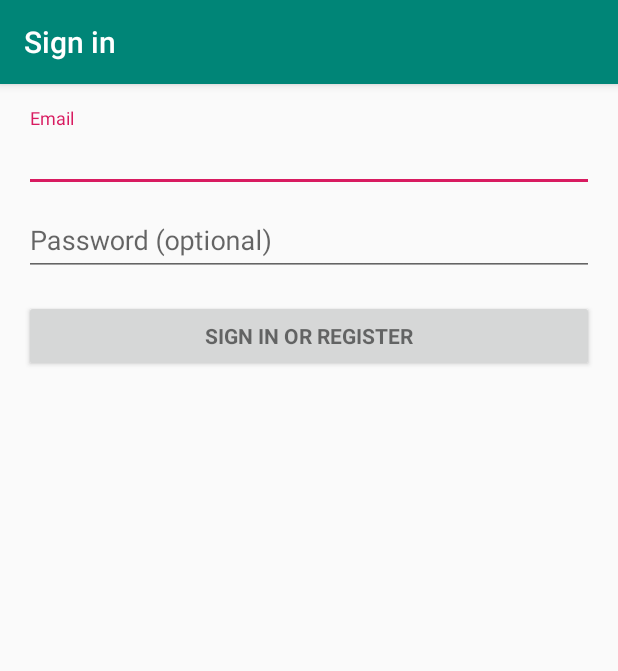
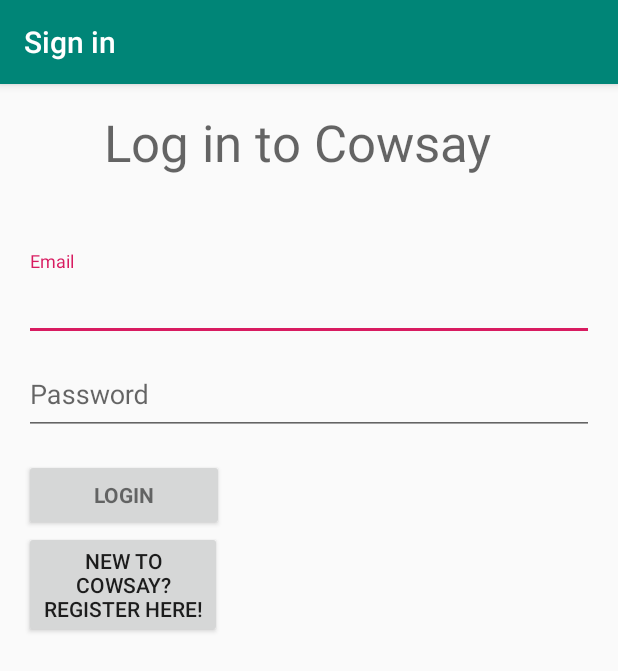
Before and after one commit to iMouath/hackathon19, an Android app: the LoginActivity screen opened directly, with no data from a screen before it, on a phone screen of 412 x 824 dp. Shown: the top 671 px of the screen. Run offline under Robolectric (Android 15) with nearby library versions, the phone set to English and light mode, and no system bars; our stand-ins replace Firebase (no records; nobody signed in at launch, a user with empty details on screens opened directly); 4 statements that could not run were skipped.

Commit message:
layout modification

```diff
--- a/app/src/main/res/layout/activity_login.xml
+++ b/app/src/main/res/layout/activity_login.xml
@@ -1,5 +1,6 @@
 <?xml version="1.0" encoding="utf-8"?>
 <LinearLayout xmlns:android="http://schemas.android.com/apk/res/android"
+    xmlns:app="http://schemas.android.com/apk/res-auto"
     xmlns:tools="http://schemas.android.com/tools"
     android:layout_width="match_parent"
     android:layout_height="match_parent"
@@ -12,6 +13,7 @@
     tools:context=".LoginActivity">
 
     <!-- Login progress -->
+
     <ProgressBar
         android:id="@+id/login_progress"
         style="?android:attr/progressBarStyleLarge"
@@ -20,10 +22,17 @@
         android:layout_marginBottom="8dp"
         android:visibility="gone" />
 
+    <TextView
+        android:id="@+id/textView"
+        android:layout_width="273dp"
+        android:layout_height="95dp"
+        android:text="Log in to Cowsay"
+        android:textAppearance="@style/TextAppearance.AppCompat.Display1" />
+
     <ScrollView
         android:id="@+id/login_form"
         android:layout_width="match_parent"
-        android:layout_height="match_parent">
+        android:layout_height="wrap_content">
 
         <LinearLayout
             android:id="@+id/email_login_form"
@@ -36,9 +45,10 @@
                 android:layout_height="wrap_content">
 
                 <AutoCompleteTextView
-                    android:id="@+id/email"
+                    android:id="@+id/Email"
                     android:layout_width="match_parent"
-                    android:layout_height="wrap_content"
+                    android:layout_height="49dp"
+                    android:completionHint="Email"
                     android:hint="@string/prompt_email"
                     android:inputType="textEmailAddress"
                     android:maxLines="1"
@@ -53,8 +63,8 @@
                 <EditText
                     android:id="@+id/password"
                     android:layout_width="match_parent"
-                    android:layout_height="wrap_content"
-                    android:hint="@string/prompt_password"
+                    android:layout_height="52dp"
+                    android:hint="Password"
                     android:imeActionId="6"
                     android:imeActionLabel="@string/action_sign_in_short"
                     android:imeOptions="actionUnspecified"
@@ -67,12 +77,19 @@
             <Button
                 android:id="@+id/email_sign_in_button"
                 style="?android:textAppearanceSmall"
-                android:layout_width="match_parent"
+                android:layout_width="133dp"
                 android:layout_height="wrap_content"
                 android:layout_marginTop="16dp"
-                android:text="@string/action_sign_in"
+                android:text="Login"
                 android:textStyle="bold" />
+
+            <Button
+                android:id="@+id/button2"
+                android:layout_width="132dp"
+                android:layout_height="wrap_content"
+                android:text="New to Cowsay? Register Here!" />
 
         </LinearLayout>
     </ScrollView>
+
 </LinearLayout>
```
